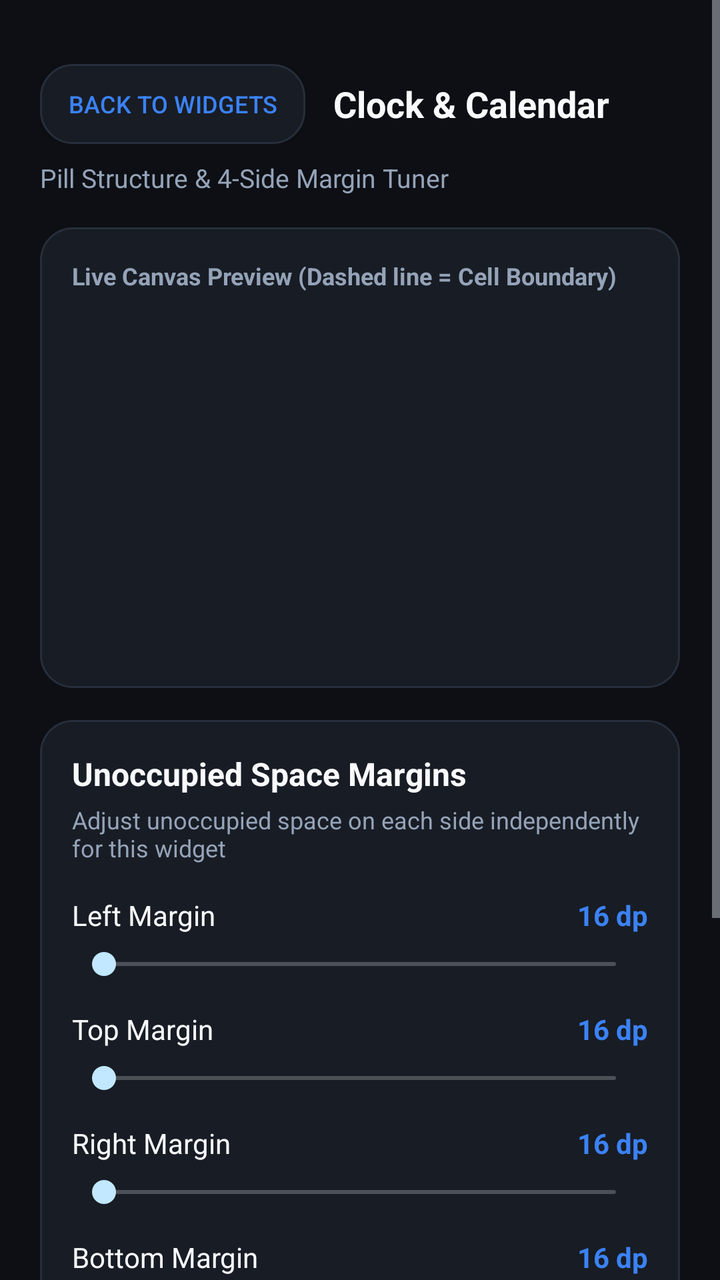
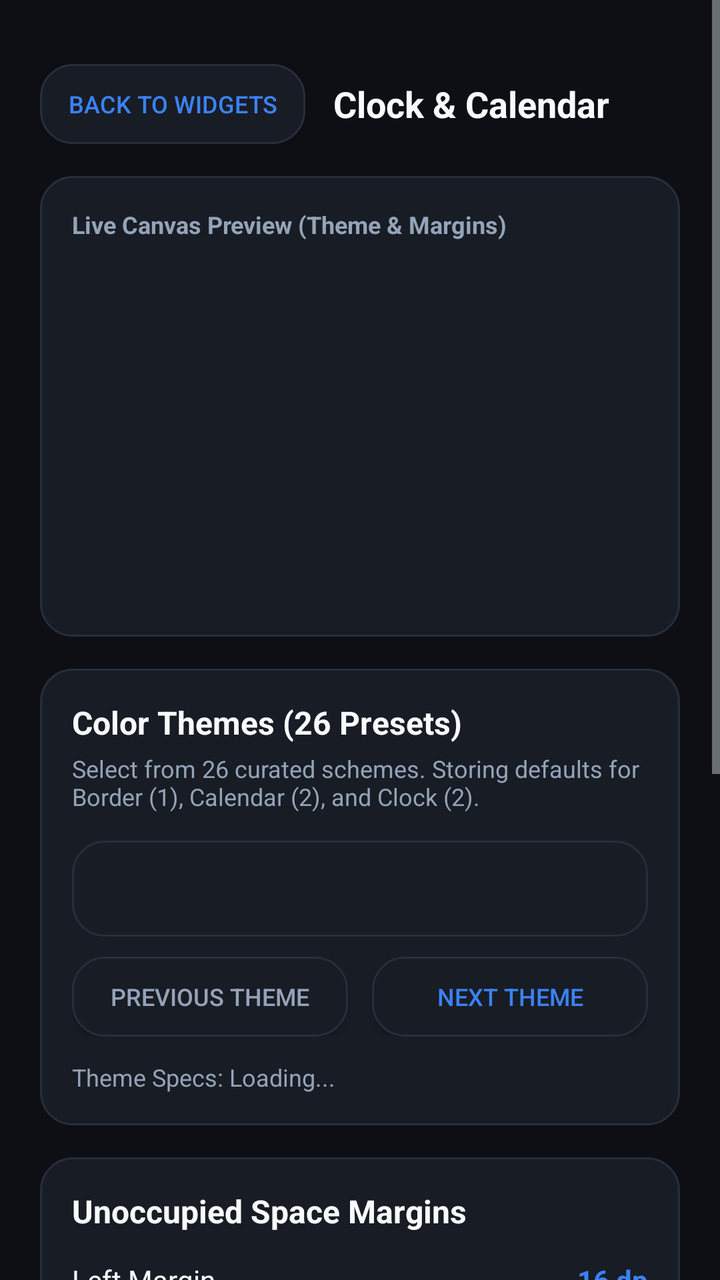

The first picture is an Android layout as it rendered before a commit; the second is the same layout after the commit. The layout source and the unified diff follow.
<!-- AndroidManifest.xml: application theme android:Theme.DeviceDefault.NoActionBar -->
<!-- res/layout/activity_widget_config.xml -->
<?xml version="1.0" encoding="utf-8"?>
<ScrollView xmlns:android="http://schemas.android.com/apk/res/android"
    android:layout_width="match_parent"
    android:layout_height="match_parent"
    android:background="@color/bg_dark">

    <LinearLayout
        android:layout_width="match_parent"
        android:layout_height="wrap_content"
        android:orientation="vertical"
        android:padding="20dp">

        
        <LinearLayout
            android:layout_width="match_parent"
            android:layout_height="wrap_content"
            android:layout_marginTop="12dp"
            android:gravity="center_vertical"
            android:orientation="horizontal">

            <Button
                android:id="@+id/btn_back_to_hub"
                android:layout_width="wrap_content"
                android:layout_height="40dp"
                android:background="@drawable/bg_card"
                android:paddingStart="14dp"
                android:paddingEnd="14dp"
                android:text="Back to Widgets"
                android:textColor="@color/accent_blue"
                android:textSize="12sp" />

            <TextView
                android:id="@+id/text_config_widget_title"
                android:layout_width="0dp"
                android:layout_height="wrap_content"
                android:layout_marginStart="14dp"
                android:layout_weight="1"
                android:text="Clock &amp; Calendar"
                android:textColor="@color/text_primary"
                android:textSize="18sp"
                android:textStyle="bold" />

        </LinearLayout>

        
        <TextView
            android:id="@+id/text_config_widget_subtitle"
            android:layout_width="wrap_content"
            android:layout_height="wrap_content"
            android:layout_marginTop="8dp"
            android:text="Pill Structure &amp; 4-Side Margin Tuner"
            android:textColor="@color/text_secondary"
            android:textSize="13sp" />

        
        <LinearLayout
            android:layout_width="match_parent"
            android:layout_height="wrap_content"
            android:layout_marginTop="16dp"
            android:background="@drawable/bg_card"
            android:orientation="vertical"
            android:padding="16dp">

            <TextView
                android:layout_width="wrap_content"
                android:layout_height="wrap_content"
                android:text="Live Canvas Preview (Dashed line = Cell Boundary)"
                android:textColor="@color/text_secondary"
                android:textSize="12sp"
                android:textStyle="bold" />

            <ImageView
                android:id="@+id/preview_canvas"
                android:layout_width="match_parent"
                android:layout_height="170dp"
                android:layout_marginTop="12dp"
                android:scaleType="fitCenter"
                android:contentDescription="Widget Preview" />

        </LinearLayout>

        
        <LinearLayout
            android:layout_width="match_parent"
            android:layout_height="wrap_content"
            android:layout_marginTop="16dp"
            android:background="@drawable/bg_card"
            android:orientation="vertical"
            android:padding="16dp">

            <TextView
                android:layout_width="wrap_content"
                android:layout_height="wrap_content"
                android:text="Unoccupied Space Margins"
                android:textColor="@color/text_primary"
                android:textSize="16sp"
                android:textStyle="bold" />

            <TextView
                android:layout_width="wrap_content"
                android:layout_height="wrap_content"
                android:layout_marginTop="4dp"
                android:text="Adjust unoccupied space on each side independently for this widget"
                android:textColor="@color/text_secondary"
                android:textSize="12sp" />

            
            <LinearLayout
                android:layout_width="match_parent"
                android:layout_height="wrap_content"
                android:layout_marginTop="16dp"
                android:gravity="center_vertical"
                android:orientation="horizontal">
                <TextView
                    android:layout_width="0dp"
                    android:layout_height="wrap_content"
                    android:layout_weight="1"
                    android:text="Left Margin"
                    android:textColor="@color/text_primary"
                    android:textSize="14sp" />
                <TextView
                    android:id="@+id/text_margin_left_val"
                    android:layout_width="wrap_content"
                    android:layout_height="wrap_content"
                    android:text="16 dp"
                    android:textColor="@color/accent_blue"
                    android:textSize="14sp"
                    android:textStyle="bold" />
            </LinearLayout>
            <SeekBar
                android:id="@+id/seek_margin_left"
                android:layout_width="match_parent"
                android:layout_height="wrap_content"
                android:layout_marginTop="6dp"
                android:max="48" />

            
            <LinearLayout
                android:layout_width="match_parent"
                android:layout_height="wrap_content"
                android:layout_marginTop="14dp"
                android:gravity="center_vertical"
                android:orientation="horizontal">
                <TextView
                    android:layout_width="0dp"
                    android:layout_height="wrap_content"
                    android:layout_weight="1"
                    android:text="Top Margin"
                    android:textColor="@color/text_primary"
                    android:textSize="14sp" />
                <TextView
                    android:id="@+id/text_margin_top_val"
                    android:layout_width="wrap_content"
                    android:layout_height="wrap_content"
                    android:text="16 dp"
                    android:textColor="@color/accent_blue"
                    android:textSize="14sp"
                    android:textStyle="bold" />
            </LinearLayout>
            <SeekBar
                android:id="@+id/seek_margin_top"
                android:layout_width="match_parent"
                android:layout_height="wrap_content"
                android:layout_marginTop="6dp"
                android:max="48" />

            
            <LinearLayout
                android:layout_width="match_parent"
                android:layout_height="wrap_content"
                android:layout_marginTop="14dp"
                android:gravity="center_vertical"
                android:orientation="horizontal">
                <TextView
                    android:layout_width="0dp"
                    android:layout_height="wrap_content"
                    android:layout_weight="1"
                    android:text="Right Margin"
                    android:textColor="@color/text_primary"
                    android:textSize="14sp" />
                <TextView
                    android:id="@+id/text_margin_right_val"
                    android:layout_width="wrap_content"
                    android:layout_height="wrap_content"
                    android:text="16 dp"
                    android:textColor="@color/accent_blue"
                    android:textSize="14sp"
                    android:textStyle="bold" />
            </LinearLayout>
            <SeekBar
                android:id="@+id/seek_margin_right"
                android:layout_width="match_parent"
                android:layout_height="wrap_content"
                android:layout_marginTop="6dp"
                android:max="48" />

            
            <LinearLayout
                android:layout_width="match_parent"
                android:layout_height="wrap_content"
                android:layout_marginTop="14dp"
                android:gravity="center_vertical"
                android:orientation="horizontal">
                <TextView
                    android:layout_width="0dp"
                    android:layout_height="wrap_content"
                    android:layout_weight="1"
                    android:text="Bottom Margin"
                    android:textColor="@color/text_primary"
                    android:textSize="14sp" />
                <TextView
                    android:id="@+id/text_margin_bottom_val"
                    android:layout_width="wrap_content"
                    android:layout_height="wrap_content"
                    android:text="16 dp"
                    android:textColor="@color/accent_blue"
                    android:textSize="14sp"
                    android:textStyle="bold" />
            </LinearLayout>
            <SeekBar
                android:id="@+id/seek_margin_bottom"
                android:layout_width="match_parent"
                android:layout_height="wrap_content"
                android:layout_marginTop="6dp"
                android:max="48" />

        </LinearLayout>

        
        <LinearLayout
            android:layout_width="match_parent"
            android:layout_height="wrap_content"
            android:layout_marginTop="16dp"
            android:background="@drawable/bg_card"
            android:orientation="vertical"
            android:padding="16dp">

            <LinearLayout
                android:layout_width="match_parent"
                android:layout_height="wrap_content"
                android:gravity="center_vertical"
                android:orientation="horizontal">
                <TextView
                    android:layout_width="0dp"
                    android:layout_height="wrap_content"
                    android:layout_weight="1"
                    android:text="Pill Corner Radius"
                    android:textColor="@color/text_primary"
                    android:textSize="15sp"
                    android:textStyle="bold" />
                <TextView
                    android:id="@+id/text_corner_radius_val"
                    android:layout_width="wrap_content"
                    android:layout_height="wrap_content"
                    android:text="36 dp"
                    android:textColor="@color/accent_blue"
                    android:textSize="14sp"
                    android:textStyle="bold" />
            </LinearLayout>
            <SeekBar
                android:id="@+id/seek_corner_radius"
                android:layout_width="match_parent"
                android:layout_height="wrap_content"
                android:layout_marginTop="8dp"
                android:max="64" />

        </LinearLayout>

        
        <LinearLayout
            android:layout_width="match_parent"
            android:layout_height="wrap_content"
            android:layout_marginTop="20dp"
            android:layout_marginBottom="32dp"
            android:orientation="horizontal">

            <Button
                android:id="@+id/btn_reset_margins"
                android:layout_width="0dp"
                android:layout_height="48dp"
                android:layout_weight="1"
                android:layout_marginEnd="8dp"
                android:background="@drawable/bg_card"
                android:text="Reset Defaults"
                android:textColor="@color/text_secondary"
                android:textSize="13sp" />

            <Button
                android:id="@+id/btn_apply_widget"
                android:layout_width="0dp"
                android:layout_height="48dp"
                android:layout_weight="1"
                android:layout_marginStart="8dp"
                android:background="@drawable/bg_card"
                android:text="Apply to Widget"
                android:textColor="@color/accent_blue"
                android:textSize="13sp" />

        </LinearLayout>

    </LinearLayout>

</ScrollView>
<!-- resources referenced by this layout -->
<resources>
  <color name="accent_blue">#3B82F6</color>
  <color name="bg_dark">#0D0F14</color>
  <color name="text_primary">#F8FAFC</color>
  <color name="text_secondary">#94A3B8</color>
  <!-- drawable bg_card (drawable) -->
  <?xml version="1.0" encoding="utf-8"?>
  <shape xmlns:android="http://schemas.android.com/apk/res/android"
      android:shape="rectangle">
      <corners android:radius="16dp" />
      <solid android:color="@color/card_dark" />
      <stroke
          android:width="1dp"
          android:color="@color/border_card" />
  </shape>
  <color name="card_dark">#181C24</color>
  <color name="border_card">#272E3B</color>
</resources>

<!-- the commit's change to res/layout/activity_widget_config.xml (unified diff, before → after) -->
@@ -43,16 +43,6 @@
         </LinearLayout>
 
         
-        <TextView
-            android:id="@+id/text_config_widget_subtitle"
-            android:layout_width="wrap_content"
-            android:layout_height="wrap_content"
-            android:layout_marginTop="8dp"
-            android:text="Pill Structure &amp; 4-Side Margin Tuner"
-            android:textColor="@color/text_secondary"
-            android:textSize="13sp" />
-
-        
         <LinearLayout
             android:layout_width="match_parent"
             android:layout_height="wrap_content"
@@ -64,7 +54,7 @@
             <TextView
                 android:layout_width="wrap_content"
                 android:layout_height="wrap_content"
-                android:text="Live Canvas Preview (Dashed line = Cell Boundary)"
+                android:text="Live Canvas Preview (Theme &amp; Margins)"
                 android:textColor="@color/text_secondary"
                 android:textSize="12sp"
                 android:textStyle="bold" />
@@ -91,24 +81,95 @@
             <TextView
                 android:layout_width="wrap_content"
                 android:layout_height="wrap_content"
+                android:text="Color Themes (26 Presets)"
+                android:textColor="@color/text_primary"
+                android:textSize="16sp"
+                android:textStyle="bold" />
+
+            <TextView
+                android:layout_width="wrap_content"
+                android:layout_height="wrap_content"
+                android:layout_marginTop="4dp"
+                android:text="Select from 26 curated schemes. Storing defaults for Border (1), Calendar (2), and Clock (2)."
+                android:textColor="@color/text_secondary"
+                android:textSize="12sp" />
+
+            
+            <Spinner
+                android:id="@+id/spinner_themes"
+                android:layout_width="match_parent"
+                android:layout_height="48dp"
+                android:layout_marginTop="14dp"
+                android:background="@drawable/bg_card"
+                android:paddingStart="12dp"
+                android:paddingEnd="12dp" />
+
+            
+            <LinearLayout
+                android:layout_width="match_parent"
+                android:layout_height="wrap_content"
+                android:layout_marginTop="10dp"
+                android:orientation="horizontal">
+
+                <Button
+                    android:id="@+id/btn_prev_theme"
+                    android:layout_width="0dp"
+                    android:layout_height="40dp"
+                    android:layout_weight="1"
+                    android:layout_marginEnd="6dp"
+                    android:background="@drawable/bg_card"
+                    android:text="Previous Theme"
+                    android:textColor="@color/text_secondary"
+                    android:textSize="12sp" />
+
+                <Button
+                    android:id="@+id/btn_next_theme"
+                    android:layout_width="0dp"
+                    android:layout_height="40dp"
+                    android:layout_weight="1"
+                    android:layout_marginStart="6dp"
+                    android:background="@drawable/bg_card"
+                    android:text="Next Theme"
+                    android:textColor="@color/accent_blue"
+                    android:textSize="12sp" />
+
+            </LinearLayout>
+
+            
+            <TextView
+                android:id="@+id/text_theme_specs"
+                android:layout_width="match_parent"
+                android:layout_height="wrap_content"
+                android:layout_marginTop="12dp"
+                android:lineSpacingMultiplier="1.2"
+                android:text="Theme Specs: Loading..."
+                android:textColor="@color/text_secondary"
+                android:textSize="12sp" />
+
+        </LinearLayout>
+
+        
+        <LinearLayout
+            android:layout_width="match_parent"
+            android:layout_height="wrap_content"
+            android:layout_marginTop="16dp"
+            android:background="@drawable/bg_card"
+            android:orientation="vertical"
+            android:padding="16dp">
+
+            <TextView
+                android:layout_width="wrap_content"
+                android:layout_height="wrap_content"
                 android:text="Unoccupied Space Margins"
                 android:textColor="@color/text_primary"
                 android:textSize="16sp"
                 android:textStyle="bold" />
 
-            <TextView
-                android:layout_width="wrap_content"
-                android:layout_height="wrap_content"
-                android:layout_marginTop="4dp"
-                android:text="Adjust unoccupied space on each side independently for this widget"
-                android:textColor="@color/text_secondary"
-                android:textSize="12sp" />
-
-            
-            <LinearLayout
-                android:layout_width="match_parent"
-                android:layout_height="wrap_content"
-                android:layout_marginTop="16dp"
+            
+            <LinearLayout
+                android:layout_width="match_parent"
+                android:layout_height="wrap_content"
+                android:layout_marginTop="14dp"
                 android:gravity="center_vertical"
                 android:orientation="horizontal">
                 <TextView
@@ -131,14 +192,14 @@
                 android:id="@+id/seek_margin_left"
                 android:layout_width="match_parent"
                 android:layout_height="wrap_content"
-                android:layout_marginTop="6dp"
+                android:layout_marginTop="4dp"
                 android:max="48" />
 
             
             <LinearLayout
                 android:layout_width="match_parent"
                 android:layout_height="wrap_content"
-                android:layout_marginTop="14dp"
+                android:layout_marginTop="12dp"
                 android:gravity="center_vertical"
                 android:orientation="horizontal">
                 <TextView
@@ -161,14 +222,14 @@
                 android:id="@+id/seek_margin_top"
                 android:layout_width="match_parent"
                 android:layout_height="wrap_content"
-                android:layout_marginTop="6dp"
+                android:layout_marginTop="4dp"
                 android:max="48" />
 
             
             <LinearLayout
                 android:layout_width="match_parent"
                 android:layout_height="wrap_content"
-                android:layout_marginTop="14dp"
+                android:layout_marginTop="12dp"
                 android:gravity="center_vertical"
                 android:orientation="horizontal">
                 <TextView
@@ -191,14 +252,14 @@
                 android:id="@+id/seek_margin_right"
                 android:layout_width="match_parent"
                 android:layout_height="wrap_content"
-                android:layout_marginTop="6dp"
+                android:layout_marginTop="4dp"
                 android:max="48" />
 
             
             <LinearLayout
                 android:layout_width="match_parent"
                 android:layout_height="wrap_content"
-                android:layout_marginTop="14dp"
+                android:layout_marginTop="12dp"
                 android:gravity="center_vertical"
                 android:orientation="horizontal">
                 <TextView
@@ -221,7 +282,7 @@
                 android:id="@+id/seek_margin_bottom"
                 android:layout_width="match_parent"
                 android:layout_height="wrap_content"
-                android:layout_marginTop="6dp"
+                android:layout_marginTop="4dp"
                 android:max="48" />
 
         </LinearLayout>
@@ -261,7 +322,7 @@
                 android:id="@+id/seek_corner_radius"
                 android:layout_width="match_parent"
                 android:layout_height="wrap_content"
-                android:layout_marginTop="8dp"
+                android:layout_marginTop="6dp"
                 android:max="64" />
 
         </LinearLayout>
